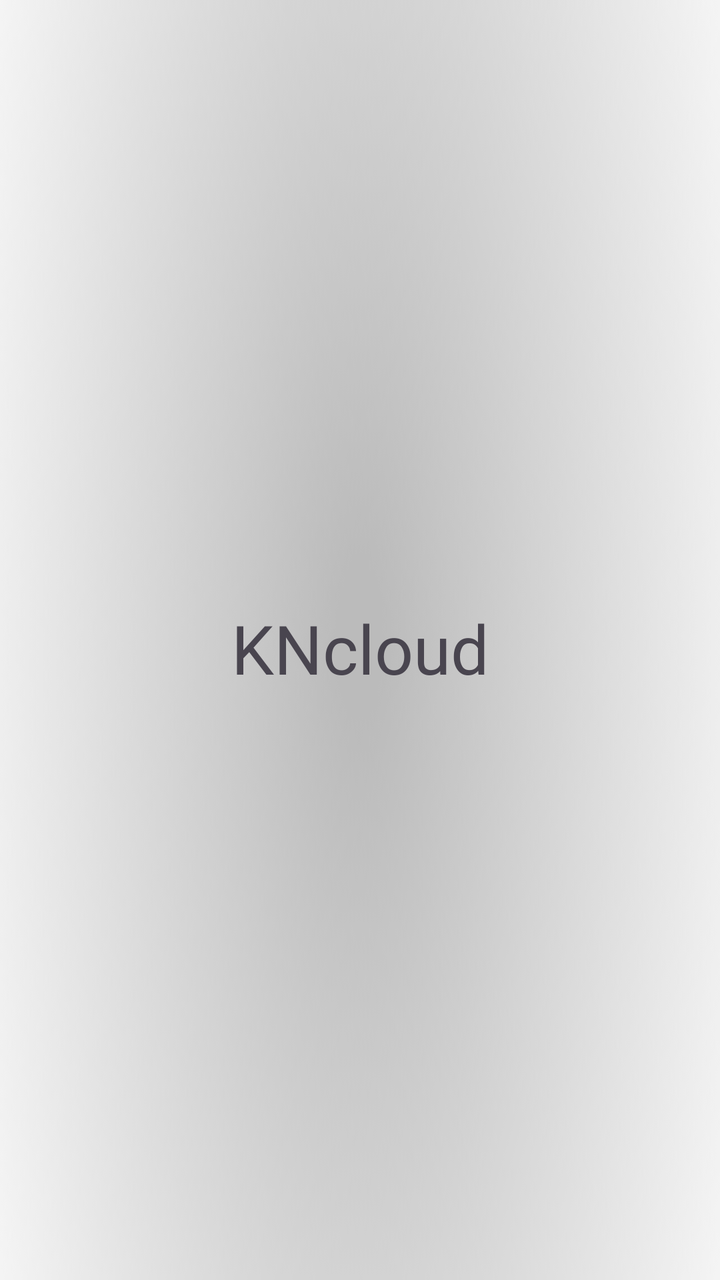
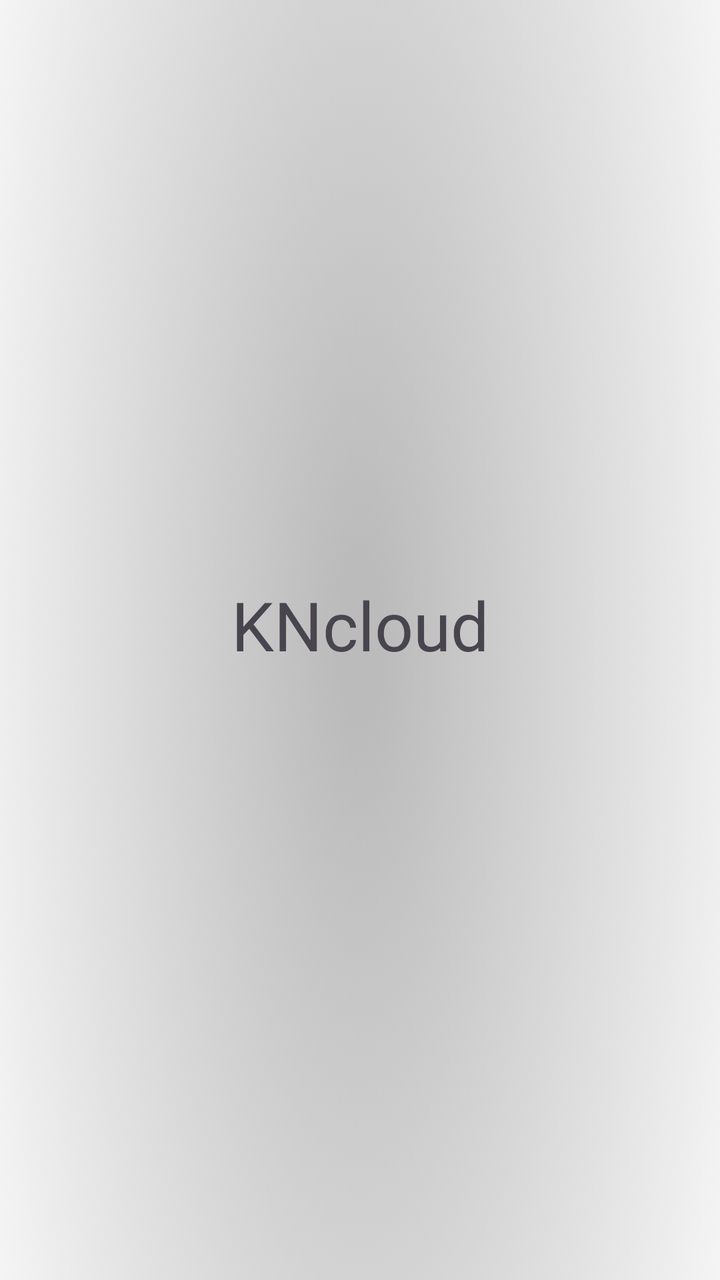

Two renders of the same Android screen: before a commit and after it. Below are the layout's source before the change and the commit's diff.
<!-- AndroidManifest.xml: application theme AppThemeDayNight -->
<!-- res/layout/nav_header.xml -->
<?xml version="1.0" encoding="utf-8"?>
<LinearLayout xmlns:android="http://schemas.android.com/apk/res/android"
    android:layout_width="match_parent"
    android:layout_height="@dimen/view_height_dp160"
    android:background="@drawable/nav_header_bg"
    android:gravity="center"
    android:orientation="vertical"
    android:padding="@dimen/padding_spacing_dp16">

    <TextView
        android:layout_width="match_parent"
        android:layout_height="wrap_content"
        android:layout_gravity="center"
        android:fontFamily="@font/montserrat_thin"
        android:gravity="center"
        android:paddingTop="@dimen/padding_spacing_dp8"
        android:text="@string/app_name"
        android:textAppearance="@style/TextAppearance.AppCompat.Display1" />


</LinearLayout>
<!-- resources referenced by this layout -->
<resources>
  <dimen name="padding_spacing_dp16">16dp</dimen>
  <dimen name="padding_spacing_dp8">8dp</dimen>
  <dimen name="view_height_dp160">160dp</dimen>
  <string name="app_name" translatable="false">KNcloud</string>
  <style name="AppThemeDayNight" parent="AppThemeBase">
          
          <item name="android:windowLightStatusBar">true</item>
          <item name="android:windowLightNavigationBar" tools:targetApi="27">true</item>
      </style>
  <color name="md_theme_primary">#000000</color>
  <color name="md_theme_onPrimary">#FFFFFF</color>
  <color name="md_theme_primaryContainer">#E0E0E0</color>
  <color name="md_theme_onPrimaryContainer">#000000</color>
  <color name="md_theme_secondary">#f97910</color>
  <color name="md_theme_onSecondary">#FFFFFF</color>
  <color name="md_theme_secondaryContainer">#FFE8D6</color>
  <color name="md_theme_onSecondaryContainer">#2B1700</color>
  <color name="md_theme_tertiary">#009966</color>
  <color name="md_theme_onTertiary">#FFFFFF</color>
  <color name="md_theme_tertiaryContainer">#A0F2D0</color>
  <color name="md_theme_onTertiaryContainer">#00201A</color>
  <color name="md_theme_error">#BA1A1A</color>
  <color name="md_theme_onError">#FFFFFF</color>
  <color name="md_theme_errorContainer">#FFDAD6</color>
  <color name="md_theme_onErrorContainer">#410002</color>
  <color name="md_theme_surface">#FFFFFF</color>
  <color name="md_theme_onSurface">#1C1B1F</color>
  <color name="md_theme_surfaceVariant">#E7E0EC</color>
  <color name="md_theme_onSurfaceVariant">#49454F</color>
  <color name="md_theme_inverseSurface">#313033</color>
  <color name="md_theme_inverseOnSurface">#F4EFF4</color>
  <color name="md_theme_background">#FFFFFF</color>
  <color name="md_theme_onBackground">#1C1B1F</color>
  <color name="md_theme_outline">#79747E</color>
  <color name="md_theme_outlineVariant">#CAC4D0</color>
  <color name="md_theme_inversePrimary">#C0C0C0</color>
  <!-- unchanged entries left out for length: 2 -->
</resources>

<!-- the commit's change to res/layout/nav_header.xml (unified diff, before → after) -->
@@ -17,5 +17,15 @@
         android:text="@string/app_name"
         android:textAppearance="@style/TextAppearance.AppCompat.Display1" />
 
+    <TextView
+        android:id="@+id/tv_user_email"
+        android:layout_width="match_parent"
+        android:layout_height="wrap_content"
+        android:layout_gravity="center"
+        android:gravity="center"
+        android:paddingTop="@dimen/padding_spacing_dp4"
+        android:textAppearance="@style/TextAppearance.AppCompat.Body1"
+        android:textColor="@color/md_theme_onSurfaceVariant" />
+
 
 </LinearLayout>
<!-- resource entries referenced after the edit -->
@@ -1,6 +1,7 @@
 <!-- resources referenced by this layout -->
 <resources>
   <dimen name="padding_spacing_dp16">16dp</dimen>
+  <dimen name="padding_spacing_dp4">4dp</dimen>
   <dimen name="padding_spacing_dp8">8dp</dimen>
   <dimen name="view_height_dp160">160dp</dimen>
   <string name="app_name" translatable="false">KNcloud</string>
